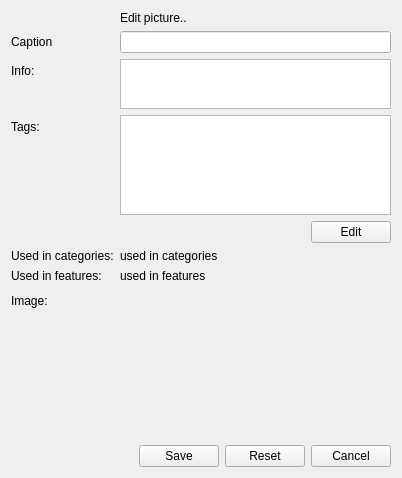
Wolframe/configurator, file client/uiforms/picture_edit.ui: the form before one commit.
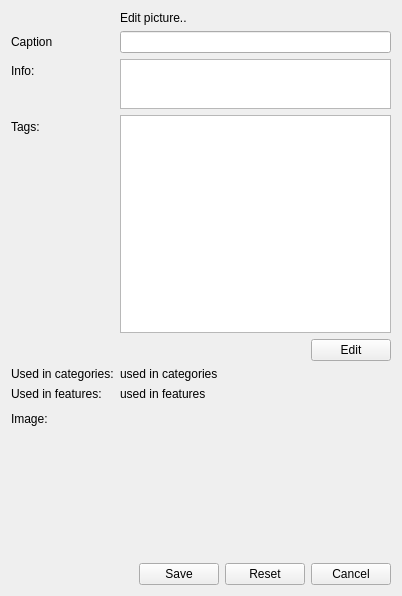
The form after the commit. Icons and pictures are not drawn. Custom widgets are drawn as their Qt base class.

```diff
--- a/client/uiforms/picture_edit.ui
+++ b/client/uiforms/picture_edit.ui
@@ -7,7 +7,7 @@
     <x>0</x>
     <y>0</y>
     <width>402</width>
-    <height>478</height>
+    <height>596</height>
    </rect>
   </property>
   <property name="windowTitle">
@@ -69,6 +69,18 @@
    </item>
    <item row="3" column="1">
     <widget class="QListWidget" name="tags">
+     <property name="horizontalScrollBarPolicy">
+      <enum>Qt::ScrollBarAlwaysOff</enum>
+     </property>
+     <property name="selectionMode">
+      <enum>QAbstractItemView::MultiSelection</enum>
+     </property>
+     <property name="flow">
+      <enum>QListView::LeftToRight</enum>
+     </property>
+     <property name="isWrapping" stdset="0">
+      <bool>true</bool>
+     </property>
      <property name="action" stdset="0">
       <string>PictureTagSetRequest tags {id = {main.id}}</string>
      </property>
```
